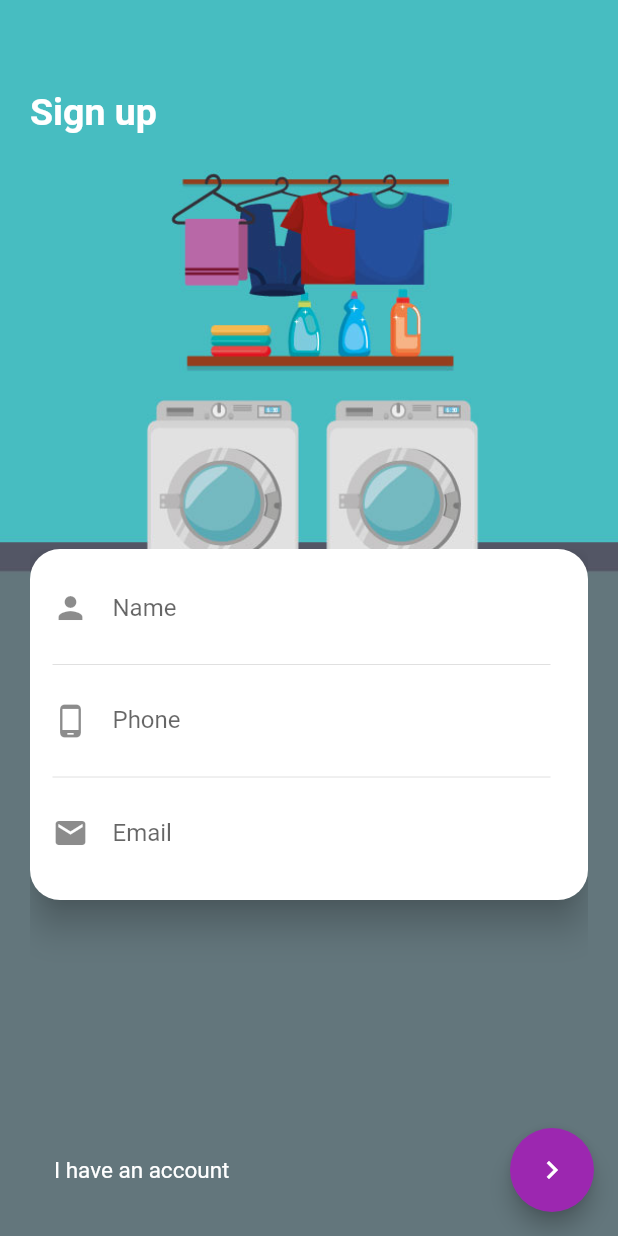
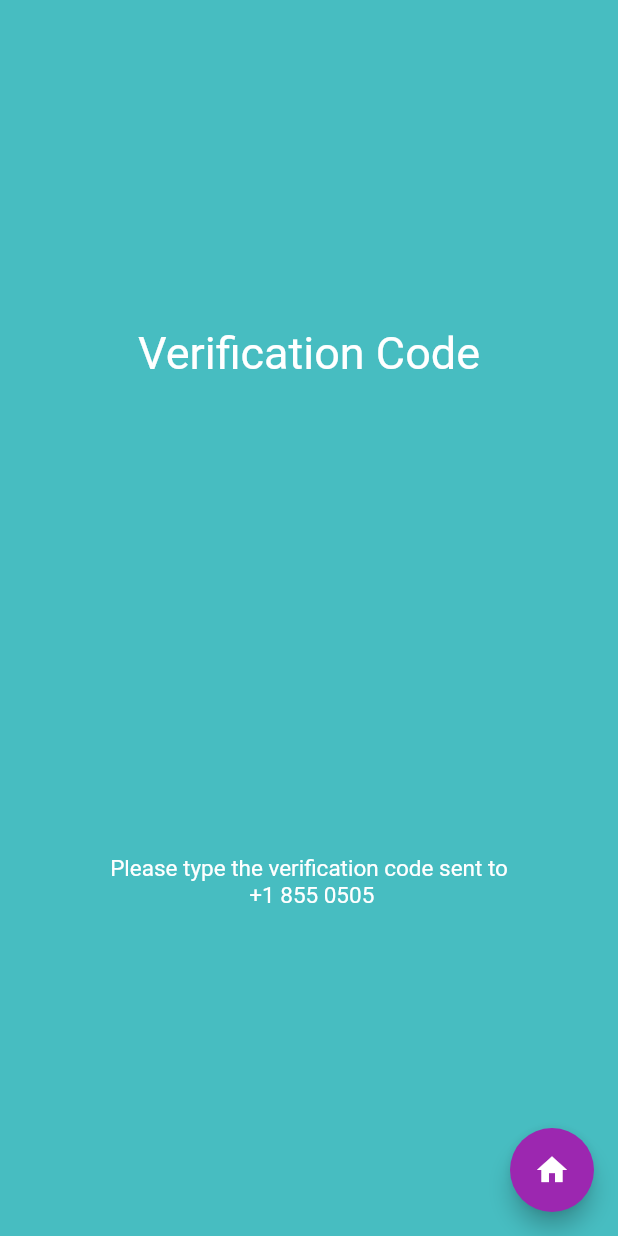
Before and after one commit to crlz09/lndlly, a Flutter app: the SignUpPage screen opened directly, after a tap on the "navigate next" icon, on a phone screen of 412 x 824 dp. Run offline on Flutter 3.47's test engine with Material 2 defaults, Android fonts, the light colour scheme and no system bars.

Commit message:
pendiente por OTG
continuar cm en landing page

```diff
--- a/lib/main.dart
+++ b/lib/main.dart
@@ -1,5 +1,4 @@
 import 'package:flutter/material.dart';
-import 'package:lndlly_alpha/pages/sign_up_page.dart';
 import 'package:lndlly_alpha/pages/splash_page.dart';
 
 
--- /dev/null
+++ b/lib/pages/main_page.dart
@@ -0,0 +1,16 @@
+import 'package:flutter/material.dart';
+
+class MainPage extends StatelessWidget {
+  const MainPage({Key key}) : super(key: key);
+
+  @override
+  Widget build(BuildContext context) {
+    return Scaffold(
+      backgroundColor: Colors.white,
+      body: Center(
+        child: Text("a jugar con el menu de abajo pues"),
+      ),
+
+    );
+  }
+}
--- a/lib/pages/principal_page.dart
+++ /dev/null
@@ -1,12 +0,0 @@
-import 'package:flutter/material.dart';
-
-class PrincipalPage extends StatelessWidget {
-  const PrincipalPage({Key key}) : super(key: key);
-
-  @override
-  Widget build(BuildContext context) {
-    return Container(
-      child: null,
-    );
-  }
-}
--- a/lib/pages/sign_up_page.dart
+++ b/lib/pages/sign_up_page.dart
@@ -1,4 +1,5 @@
 import 'package:flutter/material.dart';
+import 'package:lndlly_alpha/pages/user_val_page.dart';
 
 class SignUpPage extends StatefulWidget {
   SignUpPage({Key key}) : super(key: key);
@@ -21,7 +22,12 @@ class _SignUpPageState extends State<SignUpPage> {
         floatingActionButton: new FloatingActionButton(
           backgroundColor: Colors.purple,
           child: Icon(Icons.navigate_next),
-          onPressed: (){},
+          onPressed: (){
+            Navigator.push(
+              context,
+              MaterialPageRoute(builder: (context) => ValidationPage()),
+            );
+          },
  ),
 
 
@@ -54,9 +60,9 @@ class _SignUpPageState extends State<SignUpPage> {
              Expanded(child: Container(),), //hace que se quede fijo abajo el card login
 
              Container(
-               padding: EdgeInsets.only(top: 10.0),
+               padding: EdgeInsets.only(top: 15.0),
                width: double.infinity,
-               height: 400.0,
+               height: 350.0,
                child: PageView(
                  physics:new NeverScrollableScrollPhysics(),
                  controller: pageController,
@@ -176,12 +182,14 @@ Widget cardLogIn () {
                 children: <Widget>[
 
 
-            TextField(
+
+             TextField(
              keyboardType: TextInputType.number,
              decoration: InputDecoration(
                border: InputBorder.none,
              hintText: 'Input your phone number',
              labelText: 'Phone',
+             prefix: Text('+1'),
              icon: Icon(Icons.phone_android),
 
              )),
--- /dev/null
+++ b/lib/pages/user_val_page.dart
@@ -0,0 +1,65 @@
+import 'package:flutter/material.dart';
+import 'package:lndlly_alpha/pages/main_page.dart';
+import 'package:lndlly_alpha/utils/colors_util.dart';
+
+class ValidationPage extends StatefulWidget {
+  ValidationPage({Key key}) : super(key: key);
+
+  _ValidationPageState createState() => _ValidationPageState();
+}
+
+class _ValidationPageState extends State<ValidationPage> {
+  @override
+  Widget build(BuildContext context) {
+    return Scaffold(
+      floatingActionButton: new FloatingActionButton(
+        child: Icon(Icons.home),
+        backgroundColor: Colors.purple,
+        onPressed: (){  Navigator.push(
+              context,
+              MaterialPageRoute(builder: (context) => MainPage()),
+            );},
+
+      ),
+      backgroundColor: HexColor("47bdc1"),
+      body: Container(
+        alignment: Alignment.center,
+        margin: EdgeInsets.only(top: 60.0, left: 30.0, right: 30.0, bottom: 60.0),
+        child:
+        Column(
+                  mainAxisAlignment: MainAxisAlignment.spaceAround,
+
+            children: <Widget>[
+              Text("Verification Code",
+        style: TextStyle(
+          color: Colors.white,
+          fontSize: 30.0,
+          fontWeight: FontWeight.normal
+          ),
+          textAlign: TextAlign.center,
+
+        ),
+
+        Text("Please type the verification code sent to\n +1 855 0505",
+        maxLines: 2,
+        style: TextStyle(
+          color: Colors.white,
+          fontSize: 15.0,
+          fontWeight: FontWeight.normal
+
+          ),
+          textAlign: TextAlign.center,
+
+        ),
+
+
+
+            ],
+
+              ),
+
+            )
+
+
+    );}
+}
```
